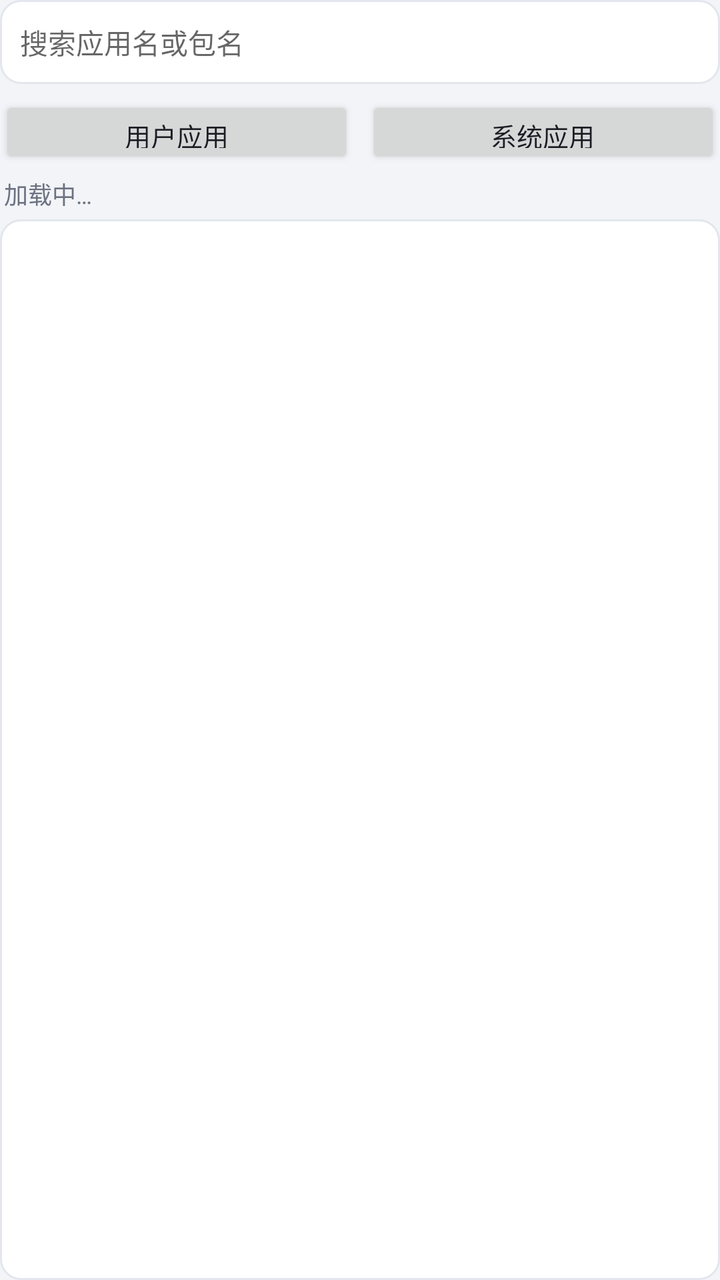
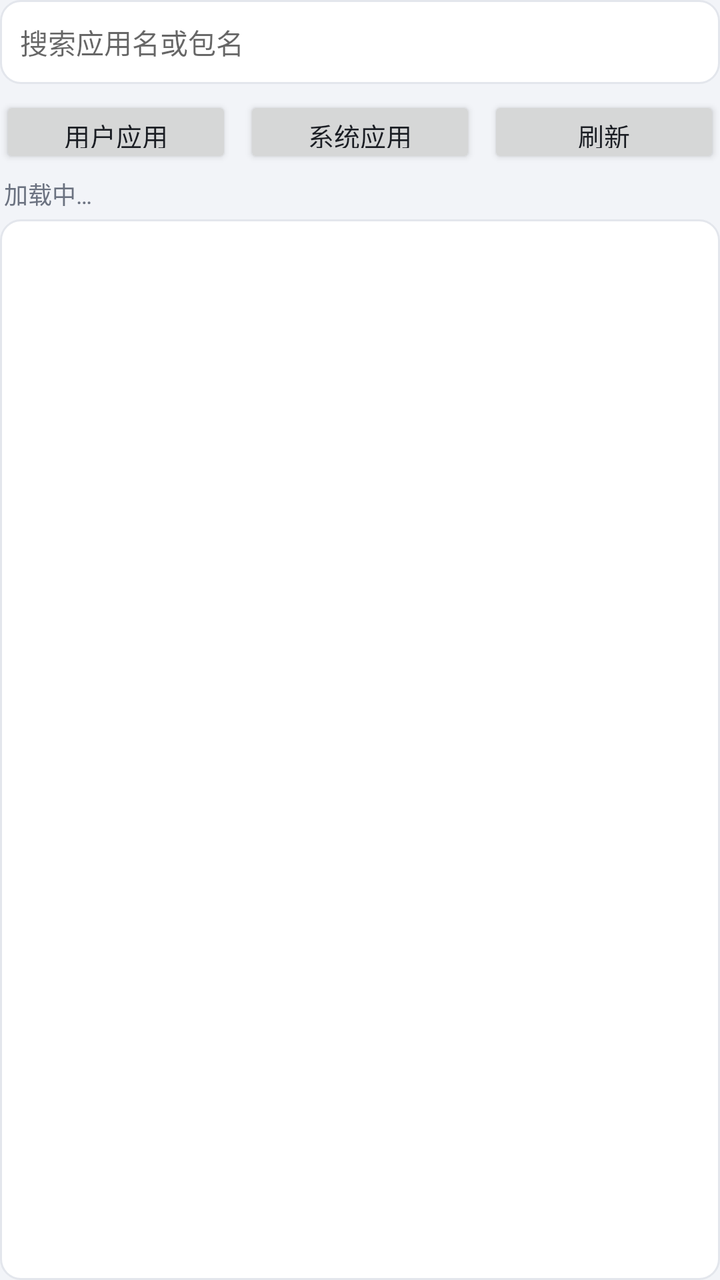

An Android layout rendered at two revisions. The XML below is the earlier revision; the diff shows what the commit changed to produce the second picture.
<!-- AndroidManifest.xml: application theme Theme.VSLauncher -->
<!-- res/layout/page_apps.xml -->
<?xml version="1.0" encoding="utf-8"?>
<LinearLayout xmlns:android="http://schemas.android.com/apk/res/android"
    android:layout_width="match_parent"
    android:layout_height="match_parent"
    android:orientation="vertical">

    <EditText
        android:id="@+id/etSearch"
        android:layout_width="match_parent"
        android:layout_height="42dp"
        android:background="@drawable/bg_card"
        android:hint="搜索应用名或包名"
        android:paddingLeft="10dp"
        android:paddingRight="10dp"
        android:singleLine="true"
        android:textSize="14sp" />

    <LinearLayout
        android:layout_width="match_parent"
        android:layout_height="wrap_content"
        android:layout_marginTop="6dp"
        android:orientation="horizontal">

        <Button
            android:id="@+id/btnUser"
            android:layout_width="0dp"
            android:layout_height="36dp"
            android:layout_weight="1"
            android:text="用户应用"
            android:textSize="13sp" />

        <Button
            android:id="@+id/btnSys"
            android:layout_width="0dp"
            android:layout_height="36dp"
            android:layout_marginLeft="6dp"
            android:layout_weight="1"
            android:text="系统应用"
            android:textSize="13sp" />
    </LinearLayout>

    <TextView
        android:id="@+id/tvCount"
        android:layout_width="match_parent"
        android:layout_height="wrap_content"
        android:layout_marginTop="4dp"
        android:paddingLeft="2dp"
        android:text="加载中…"
        android:textColor="@color/text_sub"
        android:textSize="12sp" />

    <ListView
        android:id="@+id/lvApps"
        android:layout_width="match_parent"
        android:layout_height="0dp"
        android:layout_marginTop="4dp"
        android:layout_weight="1"
        android:background="@drawable/bg_card"
        android:divider="@color/line"
        android:dividerHeight="1dp" />

</LinearLayout>
<!-- resources referenced by this layout -->
<resources>
  <color name="line">#E3E6EC</color>
  <color name="text_sub">#6B7280</color>
  <!-- drawable bg_card (drawable) -->
  <?xml version="1.0" encoding="utf-8"?>
  <shape xmlns:android="http://schemas.android.com/apk/res/android"
      android:shape="rectangle">
      <solid android:color="@color/card" />
      <corners android:radius="10dp" />
      <stroke
          android:width="1dp"
          android:color="@color/line" />
  </shape>
  <style name="Theme.VSLauncher" parent="Theme.AppCompat.DayNight.NoActionBar">
          <item name="colorPrimary">@color/primary</item>
          <item name="colorAccent">@color/primary</item>
          <item name="android:windowBackground">@color/bg</item>
          <item name="android:textColorPrimary">@color/text</item>
          <item name="android:windowLightStatusBar" tools:targetApi="23">true</item>
      </style>
  <color name="card">#FFFFFF</color>
  <color name="primary">#2F6BFF</color>
  <color name="bg">#F2F4F8</color>
  <color name="text">#1A1D23</color>
</resources>

<!-- the commit's change to res/layout/page_apps.xml (unified diff, before → after) -->
@@ -37,6 +37,15 @@
             android:layout_weight="1"
             android:text="系统应用"
             android:textSize="13sp" />
+
+        <Button
+            android:id="@+id/btnRefreshApps"
+            android:layout_width="0dp"
+            android:layout_height="36dp"
+            android:layout_marginLeft="6dp"
+            android:layout_weight="1"
+            android:text="刷新"
+            android:textSize="13sp" />
     </LinearLayout>
 
     <TextView
